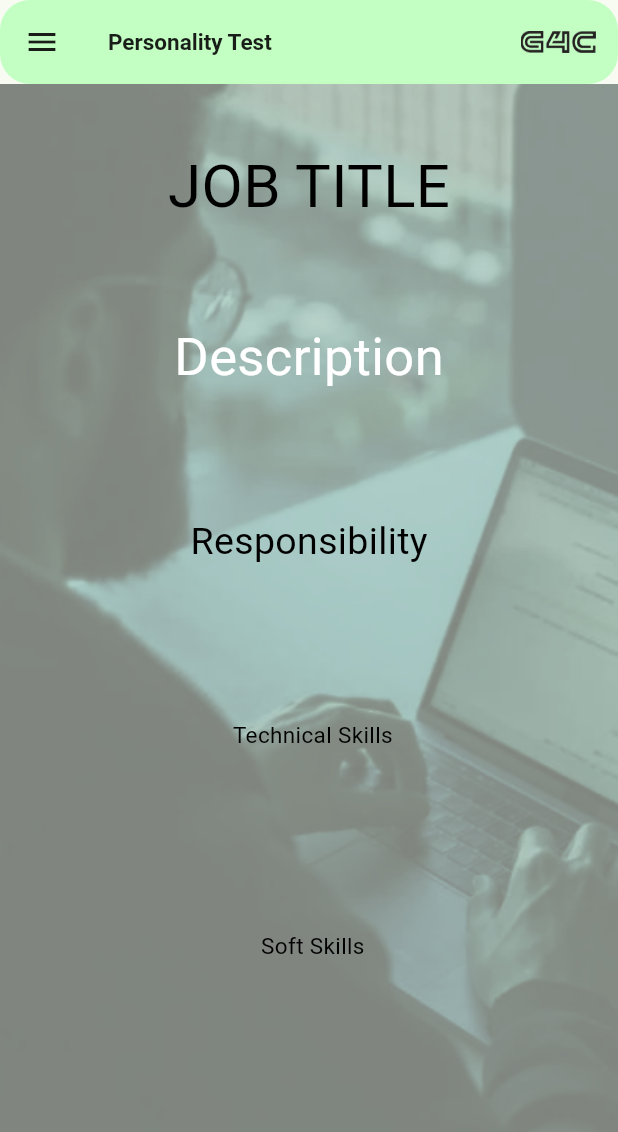
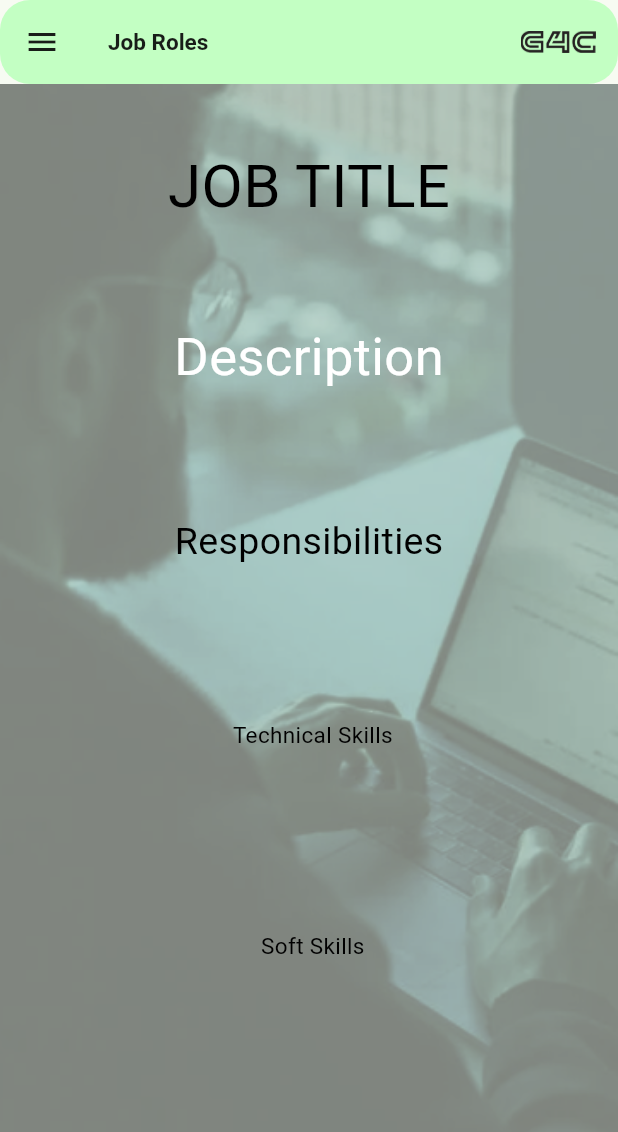
Before and after one commit to C-k-87/g4c, a Flutter app: the screen it shows after launch, on a phone screen of 412 x 824 dp. Shown: the top 1132 px of the screen. Run offline on Flutter 3.47's test engine with Material 3 defaults, Android fonts, the phone set to English and light mode, and no system bars.

Commit message:
2nd updt

```diff
--- a/lib/Job_des.dart
+++ b/lib/Job_des.dart
@@ -1,3 +1,4 @@
+// ignore: file_names
 import 'package:flutter/material.dart';
 
 class JobDescription extends StatelessWidget {
@@ -43,7 +44,7 @@ class JobDescription extends StatelessWidget {
               Align(
                 alignment: Alignment.center,
                 child: Text(
-                  "Responsibility",
+                  "Responsibilities",
                   style: TextStyle(color: Colors.black, fontSize: 25),
                 ),
               ),
--- a/lib/main.dart
+++ b/lib/main.dart
@@ -35,7 +35,7 @@ class HomePageTest extends StatelessWidget {
           borderRadius: BorderRadius.circular(20.0),
         ),
         title: const Text(
-          'Personality Test',
+          'Job Roles',
           style: TextStyle(
             fontSize: 15.0,
             fontWeight: FontWeight.bold,
```
